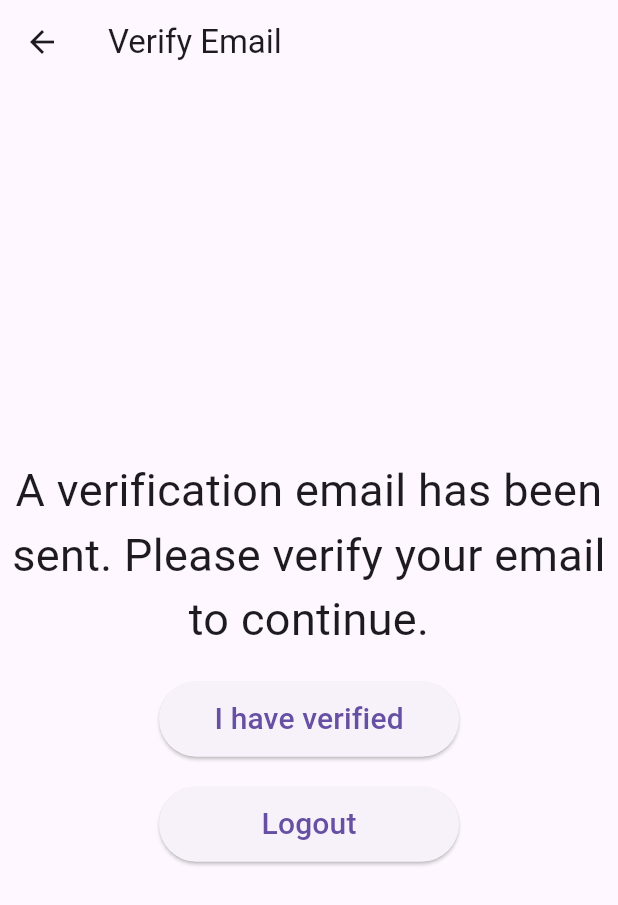
After one commit to VinayPapnoi/BRL_Task_2_-Country-Database-, a Flutter app: the VerifyEmailScreen screen opened directly, after a tap on "I have verified", on a phone screen of 412 x 824 dp. The commit adds this screen. Shown: the top 905 px of the screen. Run offline on Flutter 3.47's test engine with Material 3 defaults, Android fonts, the phone set to English and light mode, and no system bars; our stand-ins replace firebase_auth, firebase_core, google_sign_in; accounts and stored records are empty.

Commit message:
some minor ui change in the verify screen

```diff
--- a/lib/main.dart
+++ b/lib/main.dart
@@ -9,6 +9,7 @@ import 'screens/login_screen.dart';
 import 'screens/signup_email_password_screen.dart';
 import 'screens/login_email_password_screen.dart';
 import 'services/firebase_auth_methods.dart';
+import 'screens/VerifyEmailScreen.dart';
 
 void main() async {
   WidgetsFlutterBinding.ensureInitialized();
@@ -54,7 +55,13 @@ class AuthWrapper extends StatelessWidget {
     final firebaseUser = context.watch<User?>();
 
     if (firebaseUser != null) {
-      return const HomeScreen();
+      if (firebaseUser.emailVerified) {
+        // Only verified users can enter HomeScreen
+        return const HomeScreen();
+      } else {
+        // Show a screen telling user to verify their email
+        return const VerifyEmailScreen();
+      }
     } else {
       return const LoginScreen();
     }
--- /dev/null
+++ b/lib/screens/VerifyEmailScreen.dart
@@ -0,0 +1,52 @@
+import 'package:flutter/material.dart';
+import 'package:firebase_auth/firebase_auth.dart';
+
+class VerifyEmailScreen extends StatelessWidget {
+  const VerifyEmailScreen({super.key});
+
+  @override
+  Widget build(BuildContext context) {
+    return Scaffold(
+      appBar: AppBar(title: const Text("Verify Email")),
+      body: Center(
+        child: Column(
+          mainAxisAlignment: MainAxisAlignment.center,
+          children: [
+            const Text(
+              "A verification email has been sent. "
+              "Please verify your email to continue.",
+              style: TextStyle(fontSize: 30),
+              textAlign: TextAlign.center,
+            ),
+            const SizedBox(height: 20),
+            ElevatedButton(
+              onPressed: () async {
+                await FirebaseAuth.instance.currentUser!.reload();
+                if (FirebaseAuth.instance.currentUser!.emailVerified) {
+                  (context as Element).reassemble();
+                } else {
+                  ScaffoldMessenger.of(context).showSnackBar(
+                    const SnackBar(content: Text("Email not verified yet!")),
+                  );
+                }
+              },
+              style: ElevatedButton.styleFrom(minimumSize: const Size(200, 50)),
+              child: const Text(
+                "I have verified",
+                style: TextStyle(fontSize: 20),
+              ),
+            ),
+            const SizedBox(height: 20),
+            ElevatedButton(
+              onPressed: () async {
+                await FirebaseAuth.instance.signOut();
+              },
+              style: ElevatedButton.styleFrom(minimumSize: const Size(200, 50)),
+              child: const Text("Logout", style: TextStyle(fontSize: 20)),
+            ),
+          ],
+        ),
+      ),
+    );
+  }
+}
```
